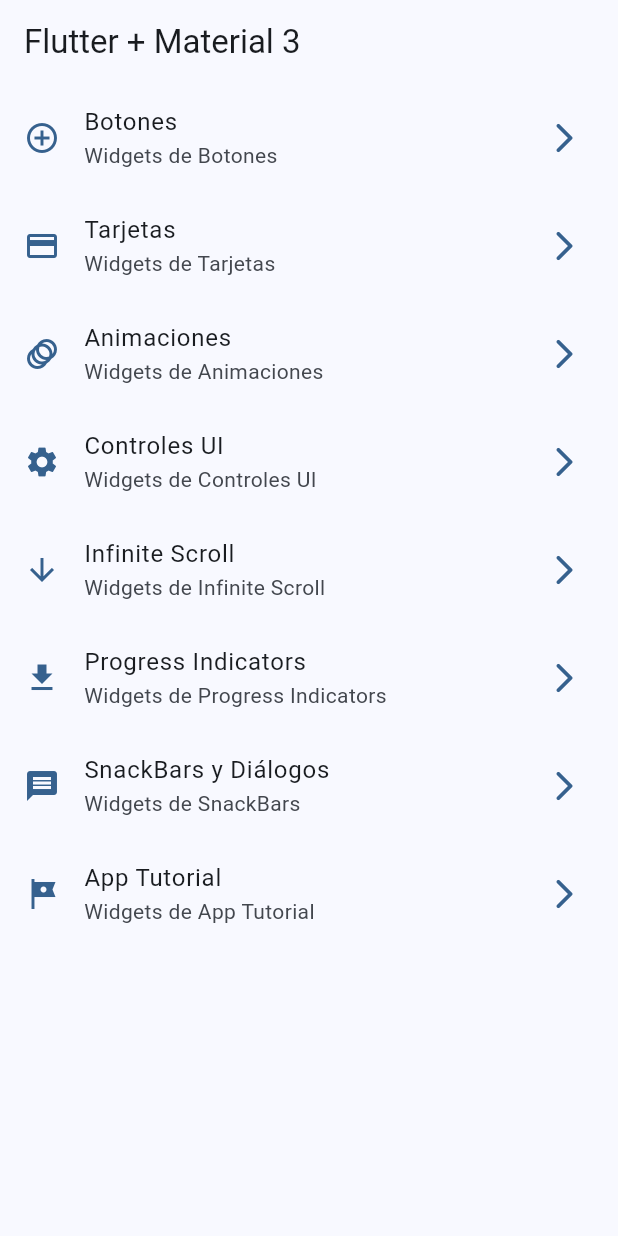
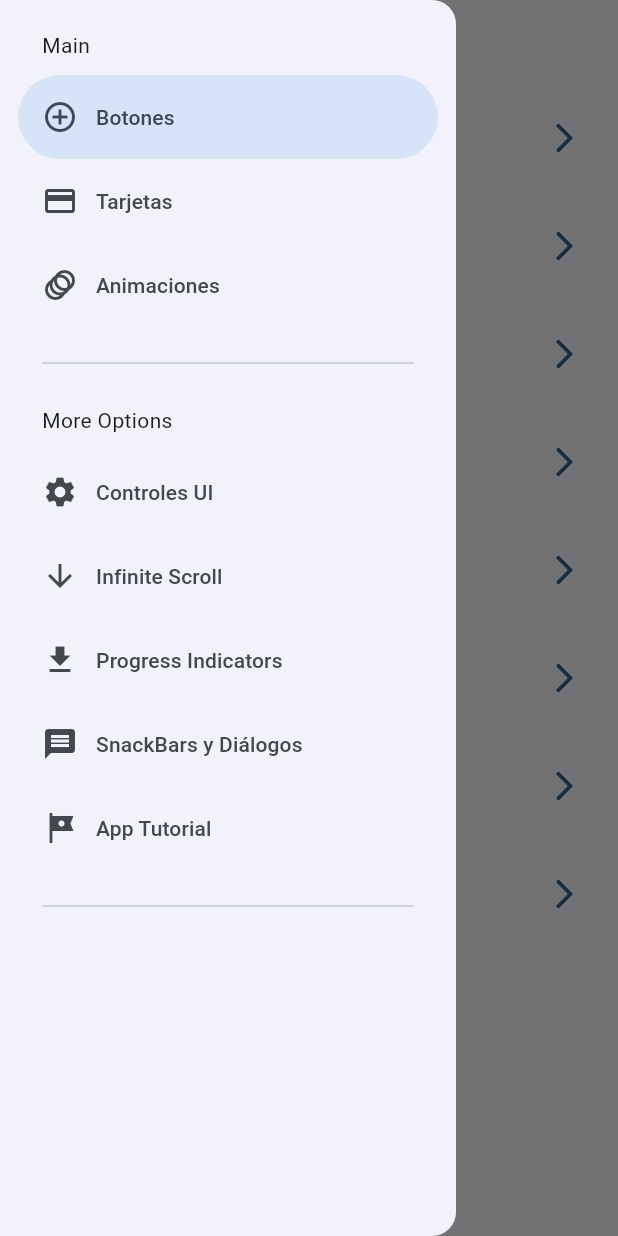
Before and after one commit to U2D-8Bits/WidgetsApp_Flutter, a Flutter app: the screen it shows after launch, with the side drawer open (before the commit the screen has no drawer), on a phone screen of 412 x 824 dp. Run offline on Flutter 3.47's test engine with Material 3 defaults, Android fonts, the phone set to English and light mode, and no system bars; our stand-ins replace animate_do, go_router.

Commit message:
sideMenu Implementacion

```diff
--- a/lib/config/menu/menu_items.dart
+++ b/lib/config/menu/menu_items.dart
@@ -13,7 +13,7 @@ class MenuItems {
       required this.icon});
 }
 
-const appMenuItem = <MenuItems>{
+const appMenuItem = <MenuItems>[
   MenuItems(
       title: 'Botones',
       subtitle: 'Widgets de Botones',
@@ -54,4 +54,4 @@ const appMenuItem = <MenuItems>{
       subtitle: 'Widgets de App Tutorial',
       url: '/app_tutorial',
       icon: Icons.tour),
-};
+];
--- a/lib/main.dart
+++ b/lib/main.dart
@@ -1,15 +1,18 @@
 import 'package:flutter/material.dart';
+import 'package:flutter/services.dart';
 import 'package:widgetapp/config/router/app_router.dart';
 import 'package:widgetapp/config/theme/app_theme.dart';
 
 void main() {
+  SystemChrome.setSystemUIOverlayStyle(const SystemUiOverlayStyle(
+    statusBarColor: Colors.black,
+  ));
+
   runApp(const MainApp());
 }
 
 class MainApp extends StatelessWidget {
   const MainApp({super.key});
-
-
 
   @override
   Widget build(BuildContext context) {
@@ -17,7 +20,7 @@ class MainApp extends StatelessWidget {
       title: 'WidgetApp',
       routerConfig: appRouter,
       debugShowCheckedModeBanner: false,
-      theme: AppTheme( selectedColor: 0 ).getTheme(),
+      theme: AppTheme(selectedColor: 0).getTheme(),
     );
   }
 }
--- a/lib/presentation/screens/home/home_screen.dart
+++ b/lib/presentation/screens/home/home_screen.dart
@@ -1,6 +1,7 @@
 import 'package:flutter/material.dart';
 import 'package:go_router/go_router.dart';
 import 'package:widgetapp/config/menu/menu_items.dart';
+import 'package:widgetapp/presentation/widgets/side_menu.dart';
 
 class HomeScreen extends StatelessWidget {
 
@@ -10,11 +11,16 @@ class HomeScreen extends StatelessWidget {
 
   @override
   Widget build(BuildContext context) {
+
+    final scaffoldKey = GlobalKey<ScaffoldState>();
+
     return Scaffold(
+      key: scaffoldKey,
       appBar: AppBar(
         title: const Text('Flutter + Material 3'),
       ),
-      body: const _HomeView()
+      body: const _HomeView(),
+      drawer: SideMenu( scaffoldKey: scaffoldKey, ),
     );
   }
 }
--- /dev/null
+++ b/lib/presentation/widgets/side_menu.dart
@@ -0,0 +1,76 @@
+import 'package:flutter/material.dart';
+import 'package:go_router/go_router.dart';
+import 'package:widgetapp/config/menu/menu_items.dart';
+
+class SideMenu extends StatefulWidget {
+
+  final GlobalKey<ScaffoldState> scaffoldKey;
+
+  const SideMenu({
+    super.key,
+    required this.scaffoldKey
+  });
+
+  @override
+  State<SideMenu> createState() => _SideMenuState();
+}
+
+class _SideMenuState extends State<SideMenu> {
+  int navDrawerIndex = 0;
+
+  @override
+  Widget build(BuildContext context) {
+    final bool hasNotch = MediaQuery.of(context).padding.top > 0;
+
+    return NavigationDrawer(
+        selectedIndex: navDrawerIndex,
+        onDestinationSelected: (value) {
+
+          setState(() {
+            navDrawerIndex = value;
+          });
+
+          final menuItem = appMenuItem[value];
+          context.push( menuItem.url );
+          widget.scaffoldKey.currentState?.closeDrawer();
+
+        },
+        children: [
+          Padding(
+            padding: EdgeInsets.fromLTRB(28, hasNotch ? 10 : 20, 16, 10),
+            child: const Text('Main'),
+          ),
+
+          // Mostramos los elemenos del appMenuItem en el menú lateral solo los de las posiciones del 0 al 3 usando un spreed operator
+          ...appMenuItem.sublist(0, 3).map((item) => NavigationDrawerDestination(
+            icon: Icon( item.icon ),
+            label: Text( item.title)
+            )
+          ),
+
+          const Padding(
+            padding: EdgeInsets.fromLTRB(28, 16, 28, 10),
+            child: Divider(),
+          ),
+
+          const Padding(
+            padding: EdgeInsets.fromLTRB(28, 10, 16, 10),
+            child: Text('More Options'),
+          ),
+
+          ...appMenuItem.sublist(3).map((item) => NavigationDrawerDestination(
+            icon: Icon( item.icon ),
+            label: Text( item.title)
+            )
+          ),
+
+
+          const Padding(
+            padding: EdgeInsets.fromLTRB(28, 16, 28, 10),
+            child: Divider(),
+          ),
+
+
+        ]);
+  }
+}
```
Also changed, not shown: lib/presentation/screens/counter/counter_screen.dart (added).
